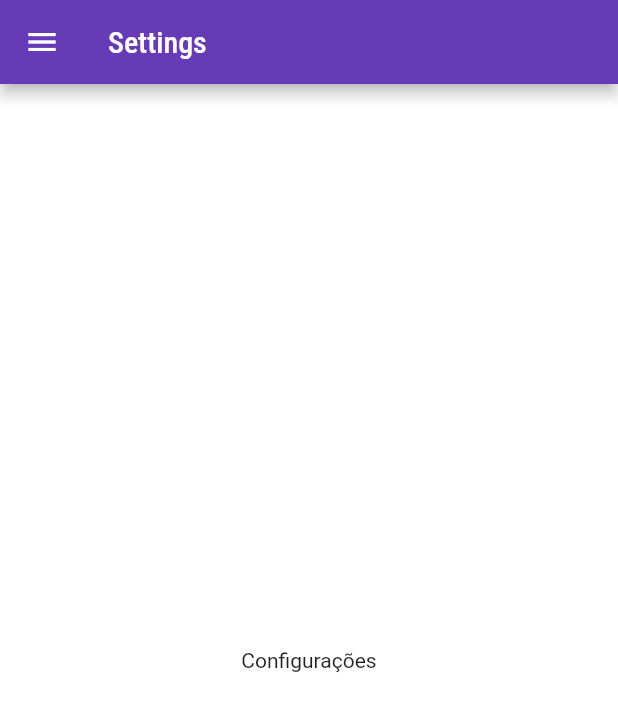
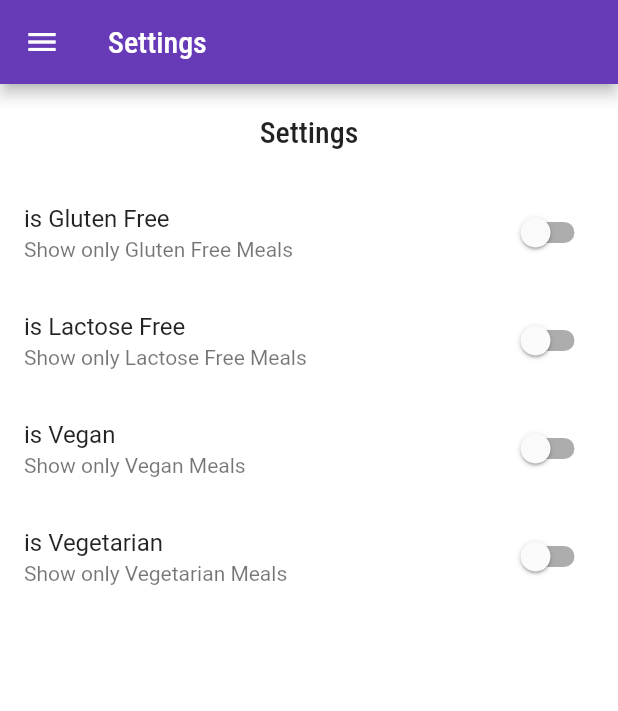
Before and after one commit to LucianaNDCazzo/Flutter, a Flutter app: the SettingsScreen screen opened by its route, on a phone screen of 412 x 824 dp. Shown: the top 711 px of the screen. Run offline on Flutter 3.47's test engine with Material 2 defaults, Android fonts, the phone set to English and light mode, and no system bars; network calls fail.

Commit message:
feat: settings-screen

```diff
--- a/meals/lib/components/meal_item.dart
+++ b/meals/lib/components/meal_item.dart
@@ -7,10 +7,20 @@ class MealItem extends StatelessWidget {
   const MealItem(this.meal, {super.key});
 
   void _selectMeal(BuildContext context) {
-    Navigator.of(context).pushNamed(
+    Navigator.of(context)
+        .pushNamed(
       AppRoutes.mealDetailRoute,
       arguments: meal,
-    );
+    )
+        .then((result) {
+      if (result == null) {
+        // ignore: avoid_print
+        print('Sem resultado');
+      } else {
+        // ignore: avoid_print
+        print('O nome da refeição é $result');
+      }
+    });
   }
 
   @override
--- /dev/null
+++ b/meals/lib/models/settings.dart
@@ -0,0 +1,13 @@
+class Settings {
+  bool isGlutenFree;
+  bool isLactoseFree;
+  bool isVegan;
+  bool isVegetarian;
+
+  Settings({
+    this.isGlutenFree = false,
+    this.isLactoseFree = false,
+    this.isVegan = false,
+    this.isVegetarian = false,
+  });
+}
--- a/meals/lib/screens/meal_detail_screen.dart
+++ b/meals/lib/screens/meal_detail_screen.dart
@@ -93,6 +93,11 @@ class MealDetailScreen extends StatelessWidget {
           ],
         ),
       ),
+      floatingActionButton: FloatingActionButton(
+          onPressed: () {
+            Navigator.of(context).pop(meal.title);
+          },
+          child: const Icon(Icons.star)),
     );
   }
 }
--- a/meals/lib/screens/settings_screen.dart
+++ b/meals/lib/screens/settings_screen.dart
@@ -1,8 +1,25 @@
 import 'package:flutter/material.dart';
 import 'package:meals/components/main_drawer.dart';
+import 'package:meals/models/settings.dart';
 
-class SettingsScreen extends StatelessWidget {
+class SettingsScreen extends StatefulWidget {
   const SettingsScreen({super.key});
+
+  @override
+  State<SettingsScreen> createState() => _SettingsScreenState();
+}
+
+class _SettingsScreenState extends State<SettingsScreen> {
+  var settings = Settings();
+  Widget _createSwitch(
+      String title, String subtitle, bool value, Function(bool) onChanged) {
+    return SwitchListTile.adaptive(
+      title: Text(title),
+      subtitle: Text(subtitle),
+      value: value,
+      onChanged: onChanged,
+    );
+  }
 
   @override
   Widget build(BuildContext context) {
@@ -11,8 +28,46 @@ class SettingsScreen extends StatelessWidget {
         title: const Text('Settings'),
       ),
       drawer: const MainDrawer(),
-      body: const Center(
-        child: Text('Configurações'),
+      body: Column(
+        children: [
+          Container(
+            padding: const EdgeInsets.all(20),
+            child: Text(
+              'Settings',
+              style: Theme.of(context).textTheme.titleLarge,
+            ),
+          ),
+          Expanded(
+            child: ListView(
+              children: [
+                _createSwitch(
+                  'is Gluten Free',
+                  'Show only Gluten Free Meals',
+                  settings.isGlutenFree,
+                  (value) => setState(() => settings.isGlutenFree = value),
+                ),
+                _createSwitch(
+                  'is Lactose Free',
+                  'Show only Lactose Free Meals',
+                  settings.isLactoseFree,
+                  (value) => setState(() => settings.isLactoseFree = value),
+                ),
+                _createSwitch(
+                  'is Vegan',
+                  'Show only Vegan Meals',
+                  settings.isVegan,
+                  (value) => setState(() => settings.isVegan = value),
+                ),
+                _createSwitch(
+                  'is Vegetarian',
+                  'Show only Vegetarian Meals',
+                  settings.isVegetarian,
+                  (value) => setState(() => settings.isVegetarian = value),
+                ),
+              ],
+            ),
+          ),
+        ],
       ),
     );
   }
```
